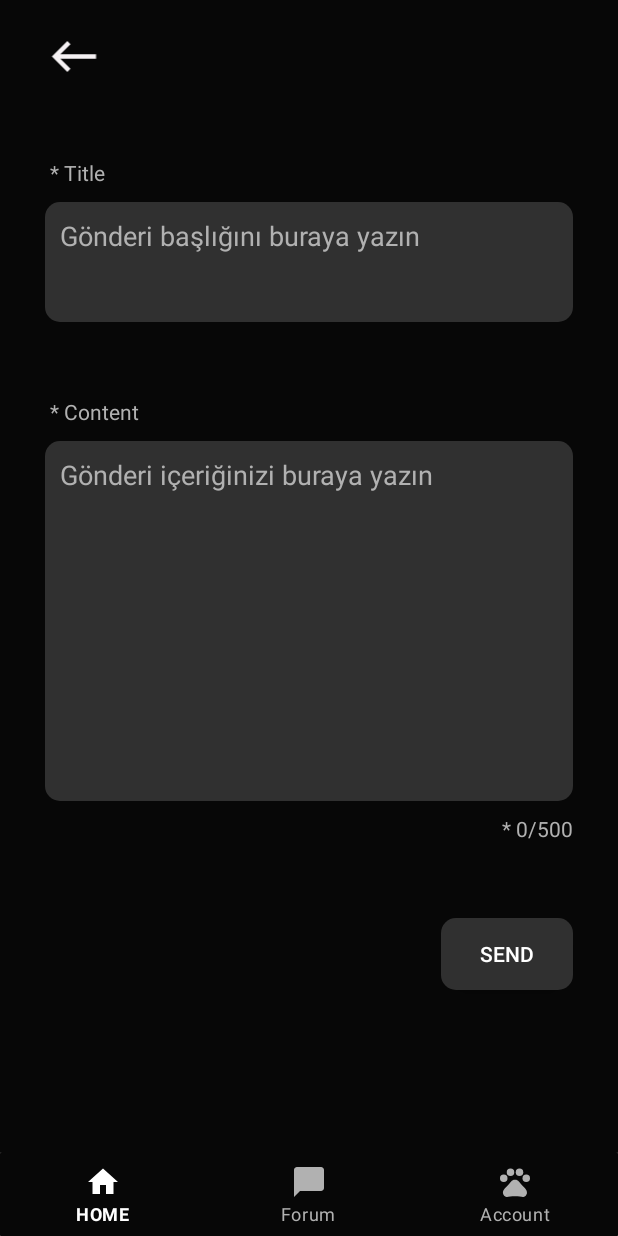
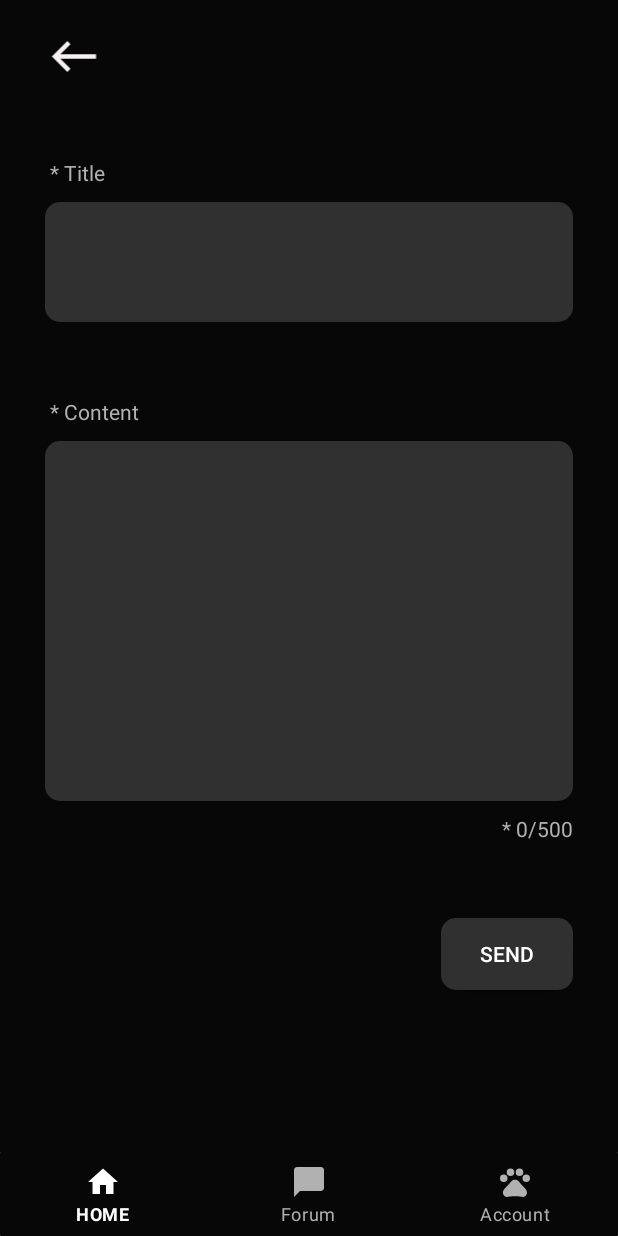
Before and after one commit to MuhammetEmirErkut/PetNet, an Android app: the fragment ForumPostFragment placed in its activity, on a phone screen of 412 x 824 dp. Run offline under Robolectric (Android 15) with nearby library versions, the light colour scheme and no system bars; our stand-ins replace Firebase (no records; nobody signed in at launch, a user with empty details on screens opened directly); Roboto replaces fonts that are not available here.

Commit message:
Some text changed

```diff
--- a/app/src/main/res/layout/forum_postadd_layout.xml
+++ b/app/src/main/res/layout/forum_postadd_layout.xml
@@ -35,7 +35,6 @@
         android:layout_marginTop="10dp"
         android:background="@drawable/forumsearch_background"
         android:gravity="start"
-        android:hint="Gönderi başlığını buraya yazın"
         android:paddingStart="10dp"
         android:paddingTop="10dp"
         android:textColor="@color/white"
@@ -55,16 +54,15 @@
         android:id="@+id/post_content_edittext"
         android:layout_width="match_parent"
         android:layout_height="240dp"
+        android:layout_marginHorizontal="30dp"
         android:layout_marginTop="10dp"
         android:layout_marginBottom="5dp"
-        android:layout_marginHorizontal="30dp"
+        android:background="@drawable/forumsearch_background"
         android:gravity="start"
         android:paddingStart="10dp"
         android:paddingTop="10dp"
         android:textColor="@color/white"
-        android:background="@drawable/forumsearch_background"
-        android:textColorHint="@color/bone_white"
-        android:hint="Gönderi içeriğinizi buraya yazın" />
+        android:textColorHint="@color/bone_white" />
 
     <!-- Gönder Butonu -->
     <TextView
```
